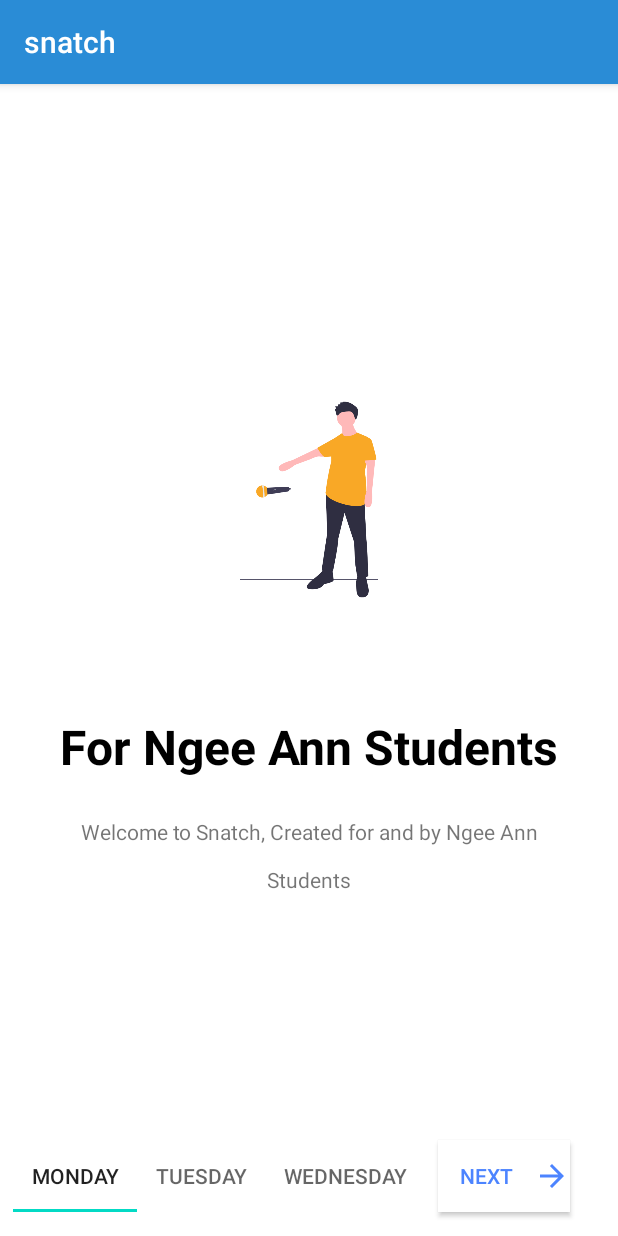
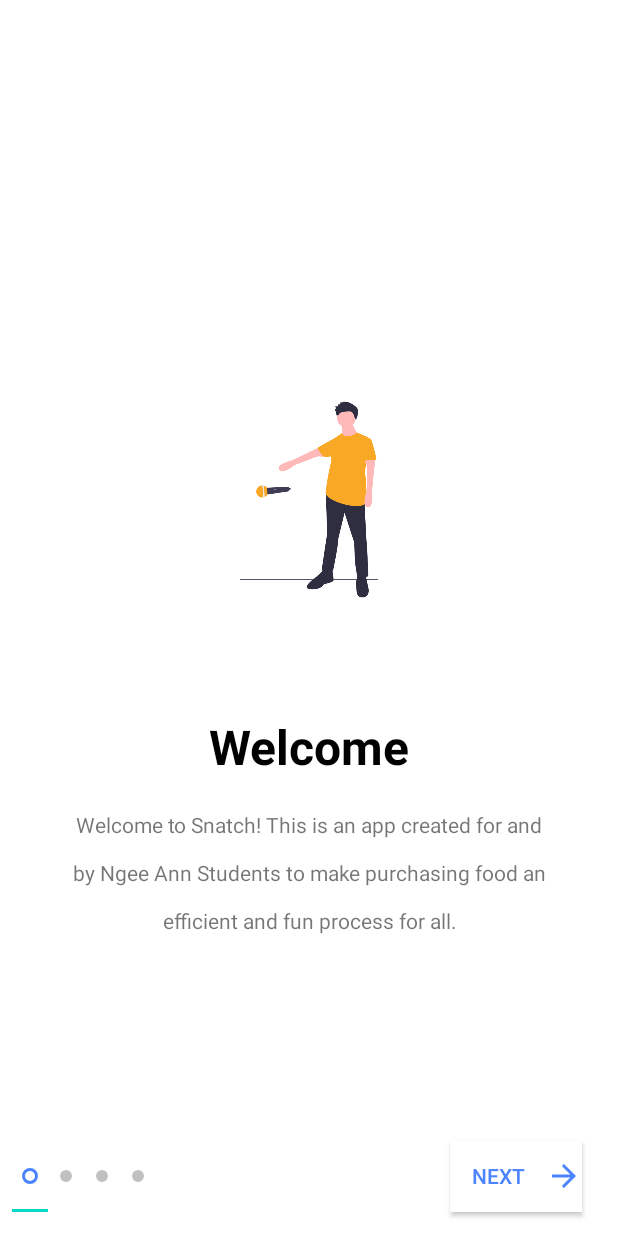
Before and after one commit to jamz903/snatch, an Android app: the IntroActivity screen opened directly, with no data from a screen before it, on a phone screen of 412 x 824 dp. Run offline under Robolectric (Android 15) with nearby library versions, the phone set to English and light mode, and no system bars.

Commit message:
Implemented 'Introduction Pages' upon new user login (Complete)

```diff
--- a/app/src/main/AndroidManifest.xml
+++ b/app/src/main/AndroidManifest.xml
@@ -11,7 +11,8 @@
         android:roundIcon="@mipmap/ic_launcher_snatch"
         android:supportsRtl="true"
         android:theme="@style/AppTheme">
-        <activity android:name=".IntroActivity"></activity>
+        <activity android:name=".IntroActivity"
+            android:screenOrientation="portrait"></activity>
         <activity
             android:name=".ReceiptActivity"
             android:label="@string/Receipt" />
--- a/app/src/main/java/sg/edu/np/mad/snatch/IntroActivity.java
+++ b/app/src/main/java/sg/edu/np/mad/snatch/IntroActivity.java
@@ -3,7 +3,16 @@ package sg.edu.np.mad.snatch;
 import androidx.appcompat.app.AppCompatActivity;
 import androidx.viewpager.widget.ViewPager;
 
+import android.content.Intent;
 import android.os.Bundle;
+import android.view.View;
+import android.view.Window;
+import android.view.WindowManager;
+import android.view.animation.Animation;
+import android.view.animation.AnimationUtils;
+import android.widget.Button;
+
+import com.google.android.material.tabs.TabLayout;
 
 import java.util.ArrayList;
 import java.util.List;
@@ -12,21 +21,99 @@ public class IntroActivity extends AppCompatActivity {
 
     private ViewPager screenPager;
     IntroViewPagerAdapter introViewPagerAdapter;
+    TabLayout tabIndicator;
+    Button nextButton;
+    int position;
+    Button btnGetStarted;
+    Animation btnAnimation;
 
     @Override
     protected void onCreate(Bundle savedInstanceState) {
         super.onCreate(savedInstanceState);
+        //make the activity fullscreen
+        requestWindowFeature(Window.FEATURE_NO_TITLE);
+        getWindow().setFlags(WindowManager.LayoutParams.FLAG_FULLSCREEN,
+                WindowManager.LayoutParams.FLAG_FULLSCREEN);
+
+        //setting the content
         setContentView(R.layout.activity_intro);
 
+        //hide action bar
+        getSupportActionBar().hide();
+
+        //find Views
+        nextButton =findViewById(R.id.nextButton);
+        tabIndicator = findViewById(R.id.tabIndicator);
+        btnGetStarted = findViewById(R.id.getStarted);
+        btnAnimation = AnimationUtils.loadAnimation(getApplicationContext(),R.anim.button_animation);
+
         //fill item list (for screen)
-        List<ScreenItem> mList = new ArrayList<>();
-        mList.add(new ScreenItem("For Ngee Ann Students","Welcome to Snatch, Created for and by Ngee Ann Students",R.drawable.intro_micdrop));
+        final List<ScreenItem> mList = new ArrayList<>();
+        mList.add(new ScreenItem("Welcome","Welcome to Snatch! This is an app created for and by Ngee Ann Students to make purchasing food an efficient and fun process for all." ,R.drawable.intro_micdrop));
         mList.add(new ScreenItem("Food for All","Offering food from all 4 food courts, our wide selection of food will definitely satisfy all your cravings.",R.drawable.intro_burger));
-        mList.add(new ScreenItem("Fast Delivery","Rushing an Assignment? Not to worry, our delivery service will deliver your favourite foods to you- wherever you are at Ngee Ann.",R.drawable.intro_delivery));
-        mList.add(new ScreenItem("Pay with ease","Cashless payment options available to make payment seamless and easy. (Also just in case you forget to bring your wallet to school!)",R.drawable.intro_payment));
+        mList.add(new ScreenItem("Fast Delivery","Rushing an Assignment? Not to worry, our delivery service will deliver your favourite foods to you- wherever you may be at Ngee Ann.",R.drawable.intro_delivery));
+        mList.add(new ScreenItem("Pay with ease","Cashless payment options are available to make the payment process seamless and easy. (Also just in case you forget to bring your wallet to school!)",R.drawable.intro_payment));
+
         //setup viewpager
         screenPager = findViewById(R.id.viewPager1);
         introViewPagerAdapter = new IntroViewPagerAdapter(this,mList);
         screenPager.setAdapter(introViewPagerAdapter);
+
+        //setup tabLayout with viewpager
+        tabIndicator.setupWithViewPager(screenPager);
+
+        //button onClick listener
+        nextButton.setOnClickListener(new View.OnClickListener() {
+            @Override
+            public void onClick(View v) {
+                position = screenPager.getCurrentItem();
+                if (position < mList.size()){
+                    position++;
+                    screenPager.setCurrentItem(position);
+                }
+                else if (position == mList.size()-1){
+                    loadLastScreen();
+                }
+            }
+        });
+
+        //tabLayout change listener
+        tabIndicator.addOnTabSelectedListener(new TabLayout.OnTabSelectedListener() {
+            @Override
+            public void onTabSelected(TabLayout.Tab tab) {
+                if (tab.getPosition() == mList.size()-1){
+                    loadLastScreen();
+                }
+            }
+
+            @Override
+            public void onTabUnselected(TabLayout.Tab tab) {
+
+            }
+
+            @Override
+            public void onTabReselected(TabLayout.Tab tab) {
+
+            }
+        });
+
+        btnGetStarted.setOnClickListener(new View.OnClickListener() {
+            @Override
+            public void onClick(View v) {
+                Intent in = new Intent(IntroActivity.this, HomescreenActivity.class);
+                startActivity(in);
+            }
+        });
+
+    }
+
+
+    //show get started button and hide indicator and next button
+    private void loadLastScreen() {
+        nextButton.setVisibility(View.INVISIBLE);
+        tabIndicator.setVisibility(View.INVISIBLE);
+        btnGetStarted.setVisibility(View.VISIBLE);
+        //button animation
+        btnGetStarted.setAnimation(btnAnimation);
     }
 }
--- /dev/null
+++ b/app/src/main/res/anim/button_animation.xml
@@ -0,0 +1,12 @@
+<?xml version="1.0" encoding="utf-8"?>
+<set xmlns:android="http://schemas.android.com/apk/res/android">
+    <alpha
+        android:fromAlpha="0.0"
+        android:toAlpha="1.0"
+        android:duration="500"></alpha>
+
+    <translate
+        android:fromYDelta="-100%"
+        android:toYDelta="0%"
+        android:duration="700"></translate>
+</set>
--- /dev/null
+++ b/app/src/main/res/drawable/btn_gradient_style.xml
@@ -0,0 +1,7 @@
+<?xml version="1.0" encoding="utf-8"?>
+<shape xmlns:android="http://schemas.android.com/apk/res/android">
+
+    <corners android:radius="6dp"></corners>
+    <gradient android:startColor="@color/gradient_start_color"
+        android:endColor="@color/gradient_end_color"></gradient>
+</shape>
--- /dev/null
+++ b/app/src/main/res/drawable/indicator_default.xml
@@ -0,0 +1,11 @@
+<?xml version="1.0" encoding="utf-8"?>
+<layer-list xmlns:android="http://schemas.android.com/apk/res/android">
+    <item>
+        <shape android:shape="ring"
+            android:innerRadius="0dp"
+            android:thickness="4dp"
+            android:useLevel="false">
+            <solid android:color="@color/tab_indicator_gray"></solid>
+        </shape>
+    </item>
+</layer-list>
--- /dev/null
+++ b/app/src/main/res/drawable/indicator_selected.xml
@@ -0,0 +1,11 @@
+<?xml version="1.0" encoding="utf-8"?>
+<layer-list xmlns:android="http://schemas.android.com/apk/res/android">
+    <item>
+        <shape android:shape="ring"
+            android:innerRadius="3dp"
+            android:thickness="2dp"
+            android:useLevel="false">
+            <solid android:color="@color/gradient_start_color"></solid>
+        </shape>
+    </item>
+</layer-list>
--- /dev/null
+++ b/app/src/main/res/drawable/indicator_selector.xml
@@ -0,0 +1,7 @@
+<?xml version="1.0" encoding="utf-8"?>
+<selector xmlns:android="http://schemas.android.com/apk/res/android">
+    <item android:drawable="@drawable/indicator_selected"
+        android:state_selected="true"></item>
+
+    <item android:drawable="@drawable/indicator_default"></item>
+</selector>
--- a/app/src/main/res/layout/activity_intro.xml
+++ b/app/src/main/res/layout/activity_intro.xml
@@ -12,16 +12,18 @@
         android:layout_width="0dp"
         android:layout_height="0dp"
         android:layout_marginBottom="8dp"
-        app:layout_constraintBottom_toTopOf="@+id/tabLayout"
+        app:layout_constraintBottom_toTopOf="@+id/tabIndicator"
         app:layout_constraintEnd_toEndOf="parent"
         app:layout_constraintStart_toStartOf="parent"
-        app:layout_constraintTop_toTopOf="parent" />
+        app:layout_constraintTop_toTopOf="parent" >
+
+    </androidx.viewpager.widget.ViewPager>
 
     <Button
-        android:id="@+id/button"
+        android:id="@+id/nextButton"
         android:layout_width="wrap_content"
         android:layout_height="wrap_content"
-        android:layout_marginEnd="32dp"
+        android:layout_marginEnd="24dp"
         android:layout_marginBottom="16dp"
         android:background="#fff"
         android:drawableRight="@drawable/ic_arrow_forward_black_24dp"
@@ -32,30 +34,26 @@
         app:layout_constraintEnd_toEndOf="parent" />
 
     <com.google.android.material.tabs.TabLayout
-        android:id="@+id/tabLayout"
+        android:id="@+id/tabIndicator"
         android:layout_width="wrap_content"
         android:layout_height="wrap_content"
         android:layout_marginStart="8dp"
-        android:layout_marginEnd="8dp"
         android:layout_marginBottom="16dp"
         app:layout_constraintBottom_toBottomOf="parent"
-        app:layout_constraintEnd_toStartOf="@+id/button"
-        app:layout_constraintStart_toStartOf="parent">
+        app:layout_constraintStart_toStartOf="parent"
+        app:tabBackground="@drawable/indicator_selector"></com.google.android.material.tabs.TabLayout>
 
-        <com.google.android.material.tabs.TabItem
-            android:layout_width="wrap_content"
-            android:layout_height="wrap_content"
-            android:text="Monday" />
-
-        <com.google.android.material.tabs.TabItem
-            android:layout_width="wrap_content"
-            android:layout_height="wrap_content"
-            android:text="Tuesday" />
-
-        <com.google.android.material.tabs.TabItem
-            android:layout_width="wrap_content"
-            android:layout_height="wrap_content"
-            android:text="Wednesday" />
-    </com.google.android.material.tabs.TabLayout>
+    <Button
+        android:visibility="invisible"
+        android:id="@+id/getStarted"
+        android:layout_width="132dp"
+        android:layout_height="wrap_content"
+        android:layout_marginBottom="64dp"
+        android:background="@drawable/btn_gradient_style"
+        android:text="Get Started"
+        android:textColor="#FFFFFF"
+        app:layout_constraintBottom_toBottomOf="parent"
+        app:layout_constraintEnd_toEndOf="parent"
+        app:layout_constraintStart_toStartOf="parent" />
 
 </androidx.constraintlayout.widget.ConstraintLayout>
```
Also changed, not shown: app/src/main/java/sg/edu/np/mad/snatch/MainActivity.java (+20 -2 lines), app/src/main/java/sg/edu/np/mad/snatch/SignUpActivity.java (+8 -3 lines), app/src/main/java/sg/edu/np/mad/snatch/Students.java (+11 -2 lines).
